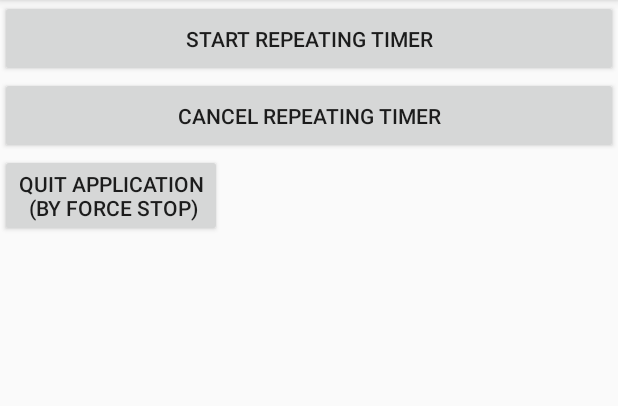
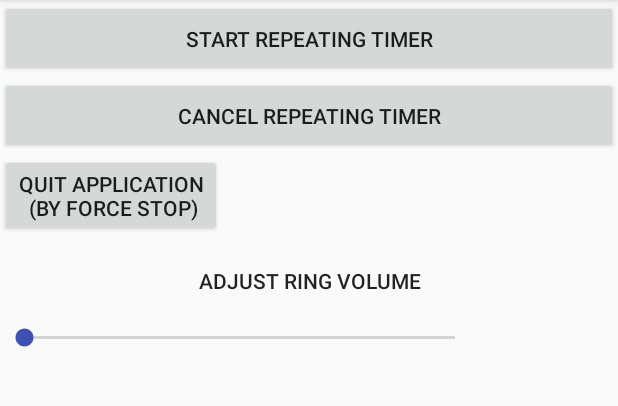
Before and after one commit to dyura/SoundVolumeNotify, an Android app: the screen it shows after launch (SoundVolumeActivity), on a phone screen of 412 x 824 dp, the part 84-490 px from its top. Run offline under Robolectric (Android 15) with nearby library versions, the phone set to English and light mode, and no system bars.

Commit message:
added seekBar

```diff
--- a/app/src/main/AndroidManifest.xml
+++ b/app/src/main/AndroidManifest.xml
@@ -29,7 +29,7 @@
             <intent-filter>
                 <action android:name="android.intent.action.BOOT_COMPLETED" />
                 <action android:name="android.intent.action.QUICKBOOT_POWERON" />
-                <action android:name="android.intent.action.USER_PRESENT" />
+                 <action android:name="android.intent.action.USER_PRESENT" />
                 <category android:name="android.intent.category.DEFAULT"/>
             </intent-filter>
         </receiver>
--- a/app/src/main/res/layout/activity_sound_volume.xml
+++ b/app/src/main/res/layout/activity_sound_volume.xml
@@ -37,4 +37,36 @@
         android:onClick="quitApp"/>
 
 
+    <TextView
+        android:id="@+id/textView3"
+        android:layout_width="match_parent"
+        android:layout_height="wrap_content"
+        android:text="TextView"
+        android:visibility="invisible" />
+
+    <TextView
+        android:id="@+id/textView"
+        android:layout_width="match_parent"
+        android:layout_height="wrap_content"
+        android:gravity="center"
+        android:text="Adjust ring volume"
+        android:textAppearance="@style/TextAppearance.AppCompat.Button"
+        android:visibility="visible"
+        tools:text="Adjust ring volume" />
+
+    <TextView
+        android:id="@+id/textView2"
+        android:layout_width="match_parent"
+        android:layout_height="wrap_content"
+        android:text="TextView"
+        android:visibility="invisible" />
+
+    <SeekBar
+        android:id="@+id/seekBar"
+        style="@style/Widget.AppCompat.SeekBar"
+        android:layout_width="319dp"
+        android:layout_height="wrap_content"
+        android:max="7"
+        android:thumbTint="@color/colorPrimary"/>
+
 </LinearLayout>
```
